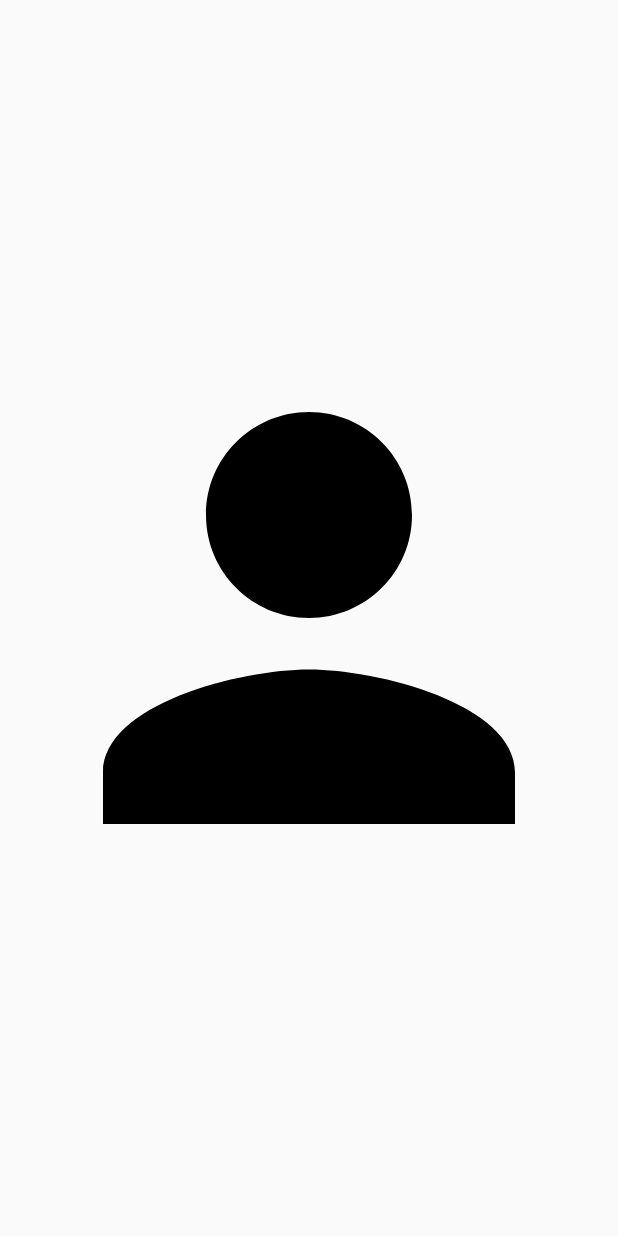
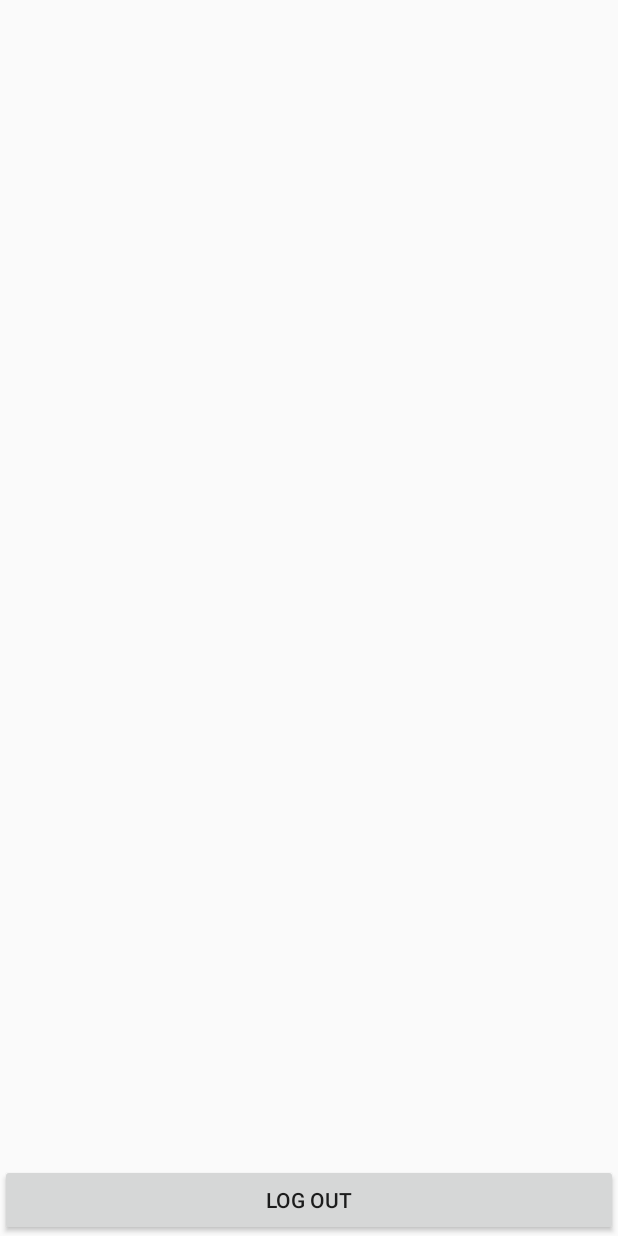
Before and after one commit to Bertogonz3000/Parsetegram, an Android app: the layout fragment_profile.xml on its own in the app's theme, with its tools: preview values and no code run, on a phone screen of 412 x 824 dp. Run offline under Robolectric (Android 15) with nearby library versions, the phone set to English and light mode, and no system bars.

Commit message:
Profile fragment opens with button that goes notwhere and default frag set

```diff
--- a/app/src/main/java/com/example/bertogonz3000/parstegram/Fragments/ProfileFragment.java
+++ b/app/src/main/java/com/example/bertogonz3000/parstegram/Fragments/ProfileFragment.java
@@ -21,6 +21,5 @@ public class ProfileFragment extends Fragment {
 
     @Override
     public void onViewCreated(View view, Bundle savedInstanceState){
-        ImageView checkImage = (ImageView) view.findViewById(R.id.checkImageThree);
     }
 }
--- a/app/src/main/java/com/example/bertogonz3000/parstegram/LandingActivity.java
+++ b/app/src/main/java/com/example/bertogonz3000/parstegram/LandingActivity.java
@@ -17,6 +17,9 @@ public class LandingActivity extends AppCompatActivity {
 
     BottomNavigationView bottomNav;
 
+    FragmentTransaction fragTransaction;
+
+
     @Override
     protected void onCreate(Bundle savedInstanceState) {
         super.onCreate(savedInstanceState);
@@ -28,16 +31,17 @@ public class LandingActivity extends AppCompatActivity {
         //instantiate the fragment manager
         final FragmentManager fragager = getSupportFragmentManager();
 
-        //TODO - Create fragment classes
         //instantiate the fragments
         final Fragment feedFrag = new FeedFragment();
         final Fragment captureFrag = new CaptureFragment();
         final Fragment profileFrag = new ProfileFragment();
 
+        fragTransaction = fragager.beginTransaction();
+        fragTransaction.replace(R.id.frameLayout, feedFrag).commit();
+
         //handle navigation selection
         bottomNav.setOnNavigationItemSelectedListener(
                 new BottomNavigationView.OnNavigationItemSelectedListener() {
-                    FragmentTransaction fragTransaction;
                     @Override
                     public boolean onNavigationItemSelected(@NonNull MenuItem item) {
                         switch (item.getItemId()) {
--- a/app/src/main/res/layout/fragment_profile.xml
+++ b/app/src/main/res/layout/fragment_profile.xml
@@ -5,10 +5,19 @@
     android:layout_height="match_parent"
     tools:context=".Fragments.ProfileFragment">
 
-    <ImageView
-        android:id="@+id/checkImageThree"
+
+
+    <RelativeLayout
         android:layout_width="match_parent"
-        android:layout_height="match_parent"
-        android:src="@drawable/profile_icon"/>
+        android:layout_height="match_parent">
+
+        <Button
+            android:id="@+id/logoutButton"
+            android:layout_width="match_parent"
+            android:layout_height="wrap_content"
+            android:layout_alignParentBottom="true"
+            android:text="LOG OUT"
+            />
+    </RelativeLayout>
 
 </FrameLayout>
```
